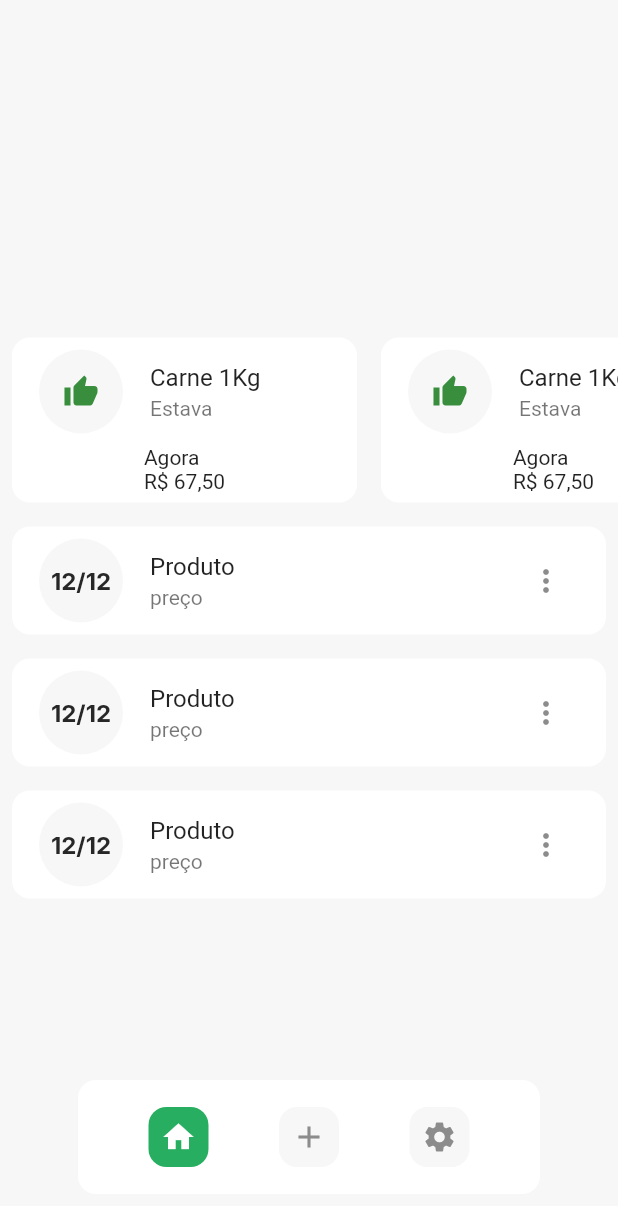
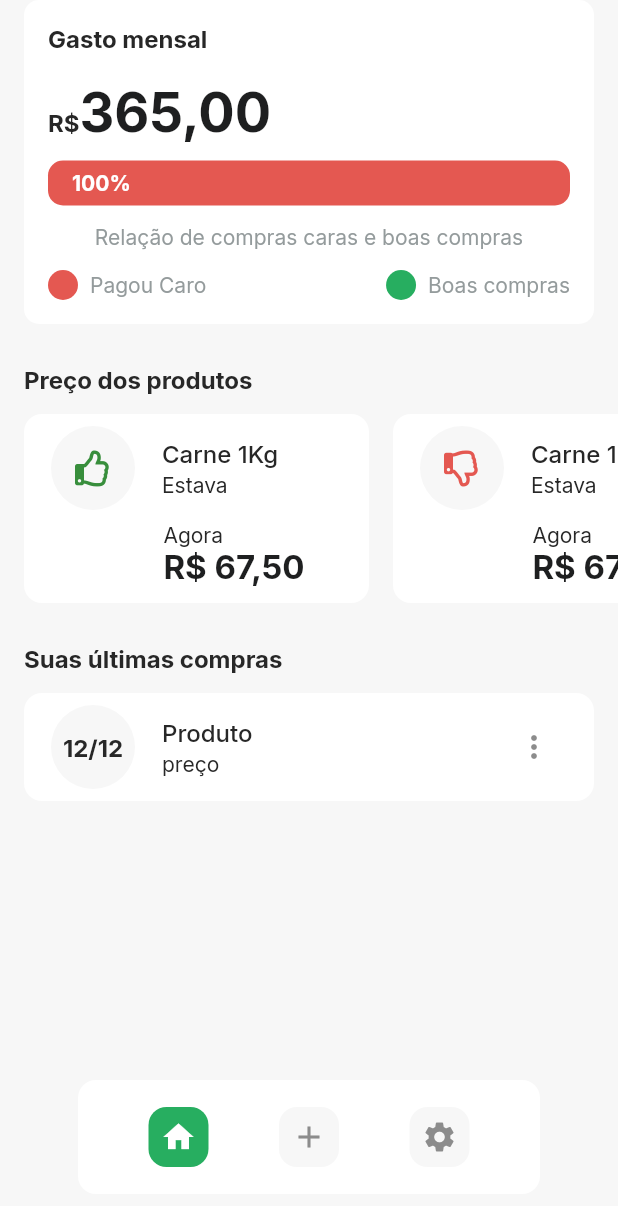
Before and after one commit to gabsabreu/flutter-race, a Flutter app: the screen it shows after launch, on a phone screen of 412 x 824 dp. Shown: the top 1206 px of the screen. Run offline on Flutter 3.47's test engine with Material 2 defaults, Android fonts, the phone set to English and light mode, and no system bars; our stand-ins replace font_awesome_flutter, google_fonts, supabase, validators; accounts and stored records are empty.

Commit message:
layout finalizado da home

```diff
--- a/meuapp/lib/modules/home/home_page.dart
+++ b/meuapp/lib/modules/home/home_page.dart
@@ -3,6 +3,7 @@ import 'package:flutter/rendering.dart';
 import 'package:meuapp/shared/models/user_model.dart';
 import 'package:meuapp/shared/theme/app_theme.dart';
 import 'package:meuapp/shared/theme/widgets/bottom_navigator/app_bottom_navigator.dart';
+import 'package:meuapp/shared/theme/widgets/card_chart/card_chart.dart';
 import 'package:meuapp/shared/theme/widgets/card_product/card_product.dart';
 import 'package:meuapp/shared/theme/widgets/list_tile/app_list_tile.dart';
 
@@ -29,22 +30,66 @@ class _HomePageState extends State<HomePage> {
   Widget build(BuildContext context) {
     return Scaffold(
       backgroundColor: AppTheme.colors.background,
-      body: Stack(
+      body: SizedBox(
+        height: MediaQuery.of(context).size.height,
+        child: Stack(
           children: [
-          Column(
+            SafeArea(
+              top: true,
+              bottom: false,
+              child: SingleChildScrollView(
+                child: Column(
                   mainAxisAlignment: MainAxisAlignment.center,
+                  crossAxisAlignment: CrossAxisAlignment.start,
                   children: [
+                    Padding(
+                      padding: const EdgeInsets.symmetric(horizontal: 16),
+                      child: Column(
+                        crossAxisAlignment: CrossAxisAlignment.start,
+                        children: [
+                          CardChart(
+                            value: 365.00,
+                            percent: 1,
+                          ),
+                          SizedBox(
+                            height: 27,
+                          ),
+                          Text('Preço dos produtos').label,
+                          SizedBox(
+                            height: 14,
+                          ),
+                        ],
+                      ),
+                    ),
                     SizedBox(
                       width: MediaQuery.of(context).size.width,
                       height: 126,
                       child: ListView.builder(
                         scrollDirection: Axis.horizontal,
-                    itemBuilder: (context, index) => CardProduct(),
-                  )),
-              AppListTile(),
-              AppListTile(),
+                        itemBuilder: (context, index) => CardProduct(
+                          like: index % 2 == 0,
+                        ),
+                      ),
+                    ),
+                    Padding(
+                      padding: const EdgeInsets.symmetric(horizontal: 16),
+                      child: Column(
+                        crossAxisAlignment: CrossAxisAlignment.start,
+                        children: [
+                          SizedBox(
+                            height: 27,
+                          ),
+                          Text('Suas últimas compras').label,
+                          SizedBox(
+                            height: 14,
+                          ),
                           AppListTile(),
                         ],
+                      ),
+                    )
+                  ],
+                ),
+              ),
             ),
             Positioned(
               bottom: 14,
@@ -57,6 +102,7 @@ class _HomePageState extends State<HomePage> {
             )
           ],
         ),
+      ),
     );
   }
 }
--- a/meuapp/lib/shared/theme/app_text_styles.dart
+++ b/meuapp/lib/shared/theme/app_text_styles.dart
@@ -6,11 +6,14 @@ abstract class IAppTextStyles {
   TextStyle get title;
   TextStyle get subtitle;
   TextStyle get label;
+  TextStyle get titleListTile;
+  TextStyle get subtitleListTile;
   TextStyle get input;
   TextStyle get hint;
   TextStyle get buttonBackgroundColor;
   TextStyle get buttonBoldTextColor;
   TextStyle get buttonTextColor;
+  TextStyle get chart;
 }
 
 class AppTextStyles implements IAppTextStyles {
@@ -69,4 +72,25 @@ class AppTextStyles implements IAppTextStyles {
         color: AppTheme.colors.title,
         fontWeight: FontWeight.bold,
       );
+
+  @override
+  TextStyle get titleListTile => GoogleFonts.inter(
+        fontSize: 16,
+        color: AppTheme.colors.textColor,
+        fontWeight: FontWeight.w500,
+      );
+
+  @override
+  TextStyle get subtitleListTile => GoogleFonts.inter(
+        fontSize: 14,
+        color: AppTheme.colors.textColor,
+        fontWeight: FontWeight.normal,
+      );
+
+  @override
+  TextStyle get chart => GoogleFonts.inter(
+        fontSize: 14,
+        color: AppTheme.colors.textEnabled,
+        fontWeight: FontWeight.bold,
+      );
 }
--- /dev/null
+++ b/meuapp/lib/shared/theme/widgets/card_chart/card_chart.dart
@@ -0,0 +1,44 @@
+import 'package:flutter/material.dart';
+
+import 'package:meuapp/shared/theme/app_theme.dart';
+import 'package:meuapp/shared/theme/widgets/chart_horizontal/chart_horizontal.dart';
+
+class CardChart extends StatelessWidget {
+  final double value;
+  final double percent;
+  const CardChart({
+    Key? key,
+    required this.value,
+    required this.percent,
+  }) : super(key: key);
+
+  @override
+  Widget build(BuildContext context) {
+    return Container(
+      width: double.maxFinite,
+      height: 216,
+      decoration: BoxDecoration(color: AppTheme.colors.textEnabled, borderRadius: BorderRadius.circular(10)),
+      child: Padding(
+        padding: const EdgeInsets.all(16),
+        child: Column(crossAxisAlignment: CrossAxisAlignment.start, children: [
+          Text('Gasto mensal').label,
+          SizedBox(
+            height: 18,
+          ),
+          Text.rich(TextSpan(text: 'R\$', style: AppTheme.textStyles.label, children: [
+            TextSpan(
+              text: value.toStringAsFixed(2).replaceAll('.', ','),
+              style: AppTheme.textStyles.title.copyWith(fontSize: 36),
+            ),
+          ])),
+          SizedBox(
+            height: 10,
+          ),
+          ChartHorizontal(
+            percent: percent,
+          ),
+        ]),
+      ),
+    );
+  }
+}
--- a/meuapp/lib/shared/theme/widgets/card_product/card_product.dart
+++ b/meuapp/lib/shared/theme/widgets/card_product/card_product.dart
@@ -1,16 +1,21 @@
 import 'dart:ui';
 
 import 'package:flutter/material.dart';
+import 'package:font_awesome_flutter/font_awesome_flutter.dart';
 
 import '../../app_theme.dart';
 
 class CardProduct extends StatelessWidget {
-  const CardProduct({Key? key}) : super(key: key);
+  final bool like;
+  const CardProduct({
+    Key? key,
+    required this.like,
+  }) : super(key: key);
 
   @override
   Widget build(BuildContext context) {
     return Padding(
-      padding: const EdgeInsets.all(8.0),
+      padding: const EdgeInsets.only(left: 16),
       child: Container(
         width: 230,
         decoration: BoxDecoration(color: AppTheme.colors.textEnabled, borderRadius: BorderRadius.circular(12)),
@@ -18,20 +23,27 @@ class CardProduct extends StatelessWidget {
           children: [
             ListTile(
               leading: CircleAvatar(
-                backgroundColor: AppTheme.colors.background,
-                radius: 30,
-                child: Icon(Icons.thumb_up),
+                  backgroundColor: AppTheme.colors.background,
+                  radius: 30,
+                  child: like
+                      ? Icon(FontAwesomeIcons.thumbsUp)
+                      : Icon(
+                          FontAwesomeIcons.thumbsDown,
+                          color: AppTheme.colors.badColor,
+                        )),
+              title: Text(
+                'Carne 1Kg',
+                style: AppTheme.textStyles.titleListTile,
               ),
-              title: Text('Carne 1Kg'),
-              subtitle: Text(
-                'Estava',
-                style: TextStyle(),
+              subtitle: Text('Estava', style: AppTheme.textStyles.subtitleListTile),
+            ),
+            Padding(
+              padding: const EdgeInsets.only(left: 50),
+              child: Text.rich(
+                TextSpan(text: 'Agora\n', style: AppTheme.textStyles.subtitleListTile, children: [
+                  TextSpan(text: 'R\$ 67,50', style: AppTheme.textStyles.title),
+                ]),
               ),
-            ),
-            Text.rich(
-              TextSpan(text: 'Agora\n', children: [
-                TextSpan(text: 'R\$ 67,50'),
-              ]),
             )
           ],
         ),
--- /dev/null
+++ b/meuapp/lib/shared/theme/widgets/chart_horizontal/chart_horizontal.dart
@@ -0,0 +1,91 @@
+import 'package:flutter/material.dart';
+import 'package:meuapp/shared/theme/app_theme.dart';
+
+class ChartHorizontal extends StatelessWidget {
+  final double percent;
+  const ChartHorizontal({
+    Key? key,
+    required this.percent,
+  }) : super(key: key);
+
+  @override
+  Widget build(BuildContext context) {
+    return Column(
+      children: [
+        Container(
+          width: double.maxFinite,
+          height: 30,
+          decoration: BoxDecoration(
+              borderRadius: BorderRadius.circular(10),
+              gradient: LinearGradient(
+                colors: [AppTheme.colors.badColor, AppTheme.colors.primary],
+                stops: [percent, 0.0],
+              )),
+          child: Padding(
+            padding: const EdgeInsets.symmetric(horizontal: 16),
+            child: Row(
+              mainAxisAlignment: MainAxisAlignment.spaceBetween,
+              children: [
+                if (percent > 0 && percent <= 1)
+                  Text(
+                    "${(percent * 100).ceil()}%",
+                    style: AppTheme.textStyles.chart,
+                  ),
+                if ((1 - percent) > 0)
+                  Text(
+                    "${((1 - percent) * 100).ceil()}%",
+                    style: AppTheme.textStyles.chart,
+                  )
+              ],
+            ),
+          ),
+        ),
+        SizedBox(
+          height: 12,
+        ),
+        Text(
+          "Relação de compras caras e boas compras",
+          style: AppTheme.textStyles.hint,
+        ),
+        SizedBox(
+          height: 14,
+        ),
+        Row(
+          mainAxisAlignment: MainAxisAlignment.spaceBetween,
+          children: [
+            Row(
+              children: [
+                CircleAvatar(
+                  radius: 10,
+                  backgroundColor: AppTheme.colors.badColor,
+                ),
+                SizedBox(
+                  width: 8,
+                ),
+                Text(
+                  'Pagou Caro',
+                  style: AppTheme.textStyles.hint,
+                ),
+              ],
+            ),
+            Row(
+              children: [
+                CircleAvatar(
+                  radius: 10,
+                  backgroundColor: AppTheme.colors.primary,
+                ),
+                SizedBox(
+                  width: 8,
+                ),
+                Text(
+                  'Boas compras',
+                  style: AppTheme.textStyles.hint,
+                ),
+              ],
+            )
+          ],
+        )
+      ],
+    );
+  }
+}
--- a/meuapp/lib/shared/theme/widgets/list_tile/app_list_tile.dart
+++ b/meuapp/lib/shared/theme/widgets/list_tile/app_list_tile.dart
@@ -10,9 +10,12 @@ class AppListTile extends StatelessWidget {
   @override
   Widget build(BuildContext context) {
     return Padding(
-      padding: const EdgeInsets.all(8.0),
+      padding: const EdgeInsets.only(bottom: 16),
       child: Container(
-          decoration: BoxDecoration(color: AppTheme.colors.textEnabled, borderRadius: BorderRadius.circular(12)),
+        decoration: BoxDecoration(
+          color: AppTheme.colors.textEnabled,
+          borderRadius: BorderRadius.circular(12),
+        ),
         child: ListTile(
           leading: CircleAvatar(
             backgroundColor: AppTheme.colors.background,
@@ -22,15 +25,22 @@ class AppListTile extends StatelessWidget {
               style: AppTheme.textStyles.label,
             ),
           ),
-            title: Text('Produto'),
-            subtitle: Text('preço'),
+          title: Text(
+            'Produto',
+            style: AppTheme.textStyles.titleListTile,
+          ),
+          subtitle: Text(
+            'preço',
+            style: AppTheme.textStyles.subtitleListTile,
+          ),
           trailing: PopupMenuButton(
             itemBuilder: (context) => [
               PopupMenuItem(child: Text('Editar')),
               PopupMenuItem(child: Text('Editar')),
             ],
           ),
-          )),
+        ),
+      ),
     );
   }
 }
--- a/meuapp/pubspec.yaml
+++ b/meuapp/pubspec.yaml
@@ -37,6 +37,7 @@ dependencies:
   google_fonts: ^2.1.0
   validators: ^3.0.0
   supabase: ^0.2.10
+  font_awesome_flutter: ^9.2.0
 
 dev_dependencies:
   flutter_test:
```
Also changed, not shown: meuapp/pubspec.lock. Lines whose indentation alone changed are shown as unchanged.
